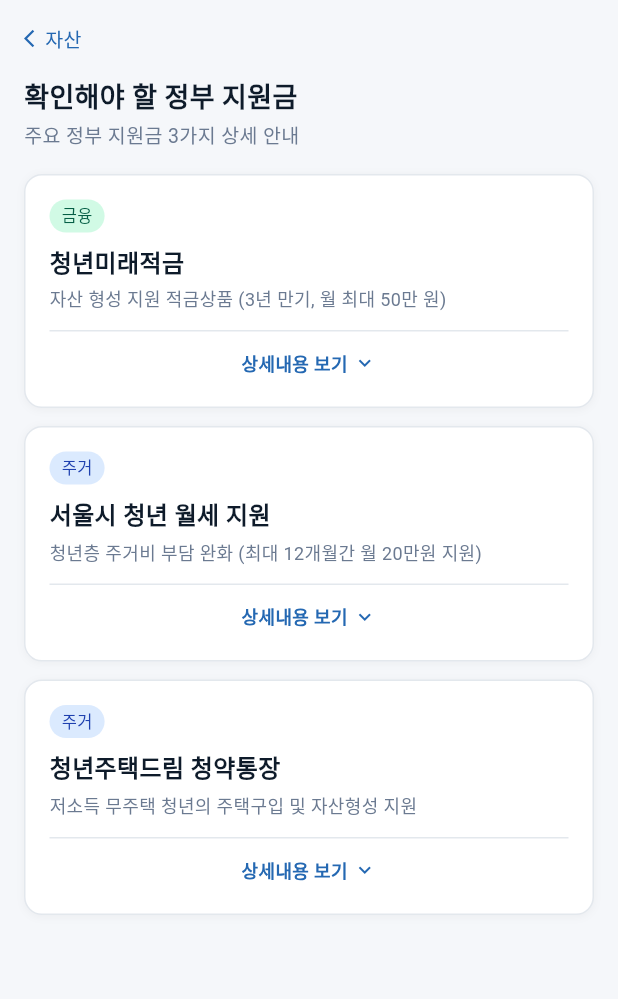
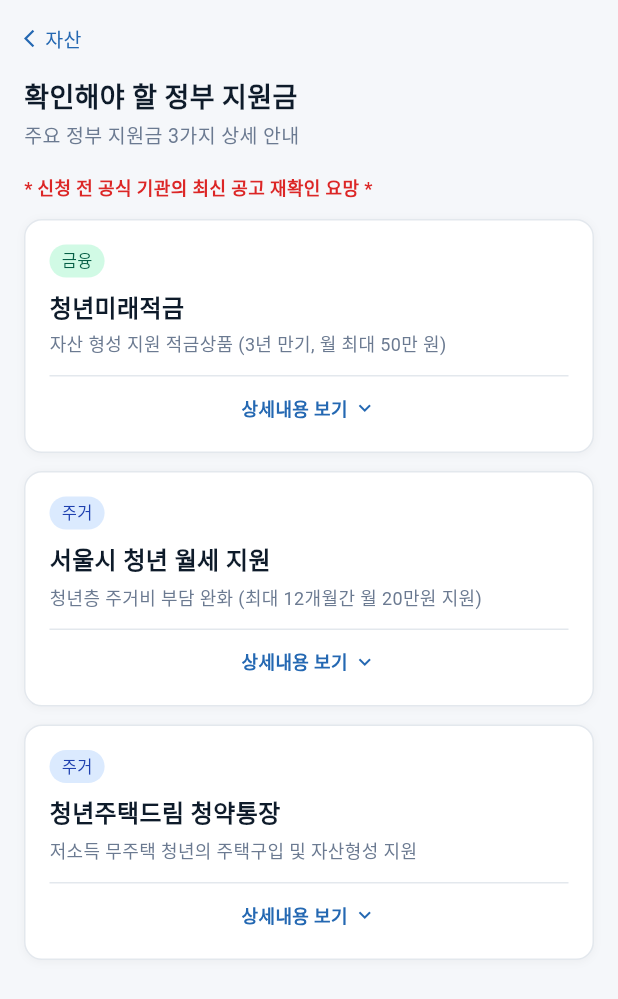
Before and after one commit to 20252185-prog/IT__Competiton, a Flutter app: the AssetsTab widget shown alone on an empty page, opened directly, after a tap on "청약 가이드", after a tap on "자산", after a tap on "확인해야 할 정부 지원금", on a phone screen of 412 x 824 dp. Shown: the top 999 px of the screen. Run offline on Flutter 3.47's test engine with Material 3 defaults, Android fonts, the phone set to English and light mode, and no system bars; our stand-ins replace firebase_ai, firebase_core, shared_preferences; accounts and stored records are empty; Roboto replaces fonts that are missing (NotoSansKR).

Commit message:
assets tab instruction update

```diff
--- a/flutterCode/lib/screens/assets_tab.dart
+++ b/flutterCode/lib/screens/assets_tab.dart
@@ -208,6 +208,17 @@ class _AssetsTabState extends State<AssetsTab> {
       children: [
         BackButton2(label: '자산', onTap: () => setState(() => _activeSection = null)),
         const SectionHeader(title: '확인해야 할 정부 지원금', subtitle: '주요 정부 지원금 3가지 상세 안내'),
+        const Padding(
+          padding: EdgeInsets.only(bottom: 12),
+          child: Text(
+            '* 신청 전 공식 기관의 최신 공고 재확인 요망 *',
+            style: TextStyle(
+              fontSize: 12,
+              fontWeight: FontWeight.w700,
+              color: Color(0xFFDC2626),
+            ),
+          ),
+        ),
         ...List.generate(governmentPolicies.length, (index) {
           final policy = governmentPolicies[index];
           final isExpanded = _expandedPolicies.contains(index);
```
